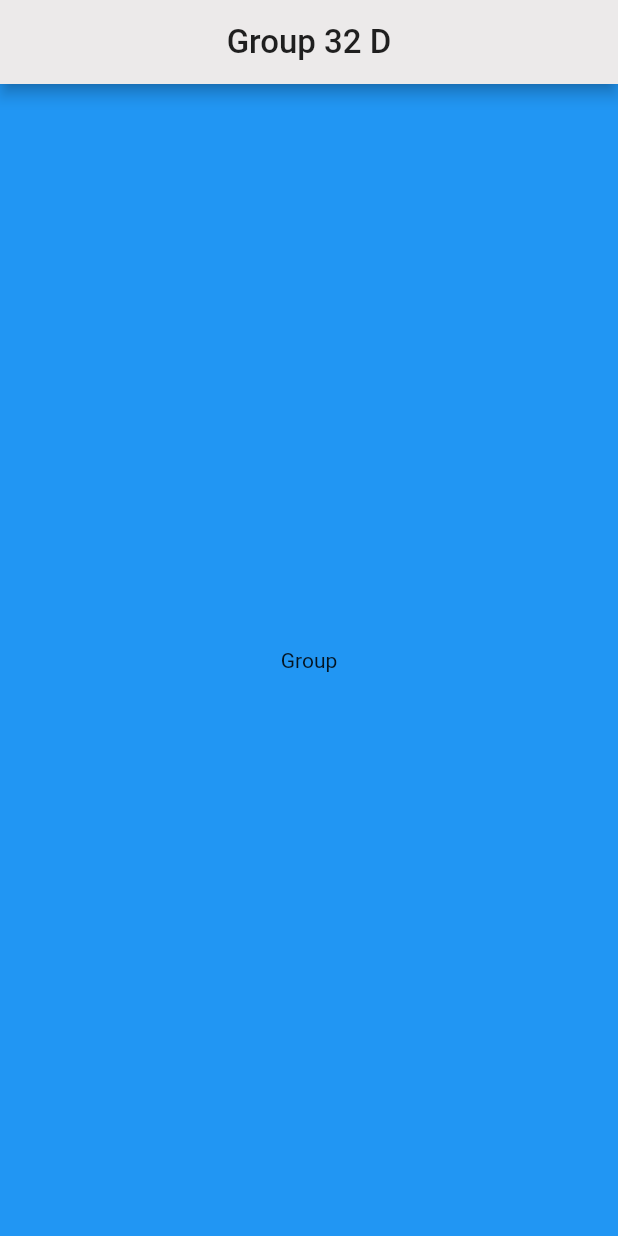
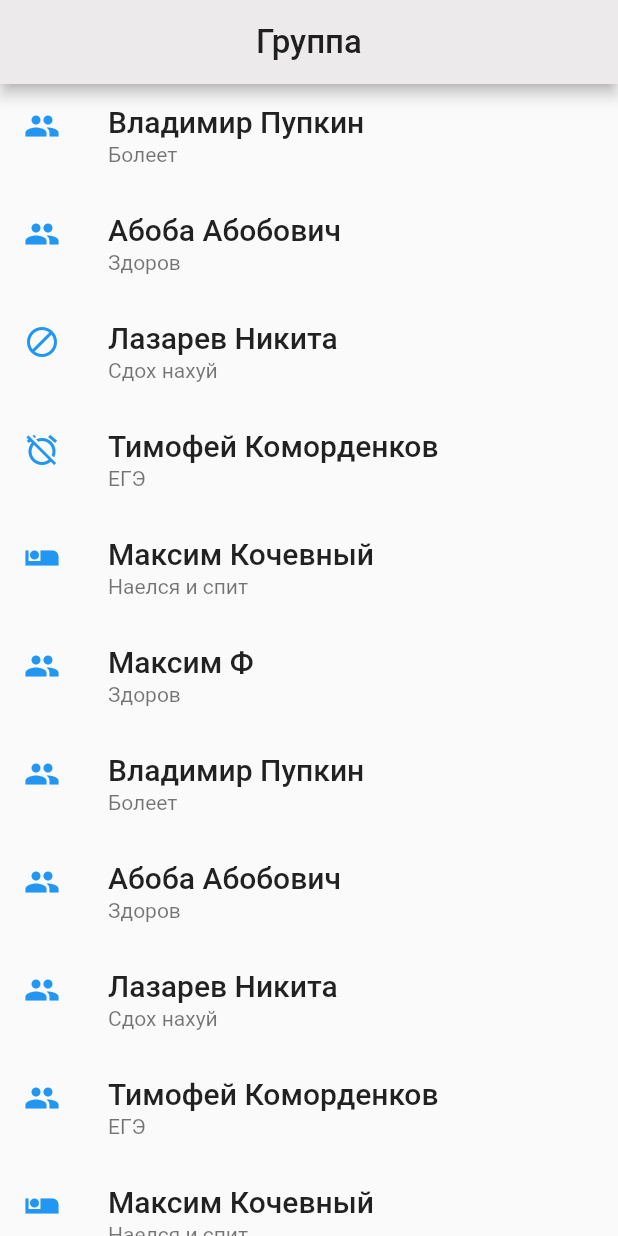
Before and after one commit to Velp6268/AppHealthStatus, a Flutter app: the Group screen opened directly, on a phone screen of 412 x 824 dp. Run offline on Flutter 3.47's test engine with Material 2 defaults, Android fonts, the phone set to English and light mode, and no system bars.

Commit message:
Да ад

```diff
--- a/lib/Frames/Group.dart
+++ b/lib/Frames/Group.dart
@@ -8,26 +8,42 @@ class Group extends StatelessWidget {
   Widget build(BuildContext context) {
       return Scaffold(
         appBar: AppBar(
-
           automaticallyImplyLeading: false,
-
-            title: Text("Group 32 D",style: TextStyle(fontSize: 22, color: Colors.black87),
-
+            title: Text("Группа",style: TextStyle(fontSize: 22, color: Colors.black87),
             ),
           centerTitle: true,
         ),
-
-        backgroundColor: Colors.blue,
-        body: SafeArea(
-          child: Center(
-            child: Column(
-              mainAxisAlignment: MainAxisAlignment.center,
-              children: [
-                const Text('Group'),
-              ],
-            ),
-          ),
-        ),
+          body:ListView(
+            children: [
+              _tile('Владимир Пупкин', 'Болеет', Icons.people),
+              _tile('Абоба Абобович', 'Здоров', Icons.people),
+              _tile('Лазарев Никита', 'Сдох нахуй', Icons.block),
+              _tile('Тимофей Коморденков', 'ЕГЭ', Icons.alarm_off),
+              _tile('Максим Кочевный ', 'Наелся и спит', Icons.airline_seat_individual_suite),
+              _tile('Максим Ф', 'Здоров', Icons.people),
+              _tile('Владимир Пупкин', 'Болеет', Icons.people),
+              _tile('Абоба Абобович', 'Здоров', Icons.people),
+              _tile('Лазарев Никита', 'Сдох нахуй', Icons.people),
+              _tile('Тимофей Коморденков', 'ЕГЭ', Icons.people),
+              _tile('Максим Кочевный ', 'Наелся и спит', Icons.airline_seat_individual_suite),
+              _tile('Виталя', 'Здоров', Icons.people),
+          ],
+          )
       );
   }
+
+  ListTile _tile(String title, String subtitle, IconData icon) {
+    return ListTile(
+      title: Text(title,
+          style: const TextStyle(
+            fontWeight: FontWeight.w500,
+            fontSize: 20,
+          )),
+      subtitle: Text(subtitle),
+      leading: Icon(
+        icon,
+        color: Colors.blue[500],
+      ),
+    );
+  }
 }
```
Also changed, not shown: lib/Frames/Profile.dart (+24 -10 lines), lib/Frames/Status.dart (+24 -9 lines).
